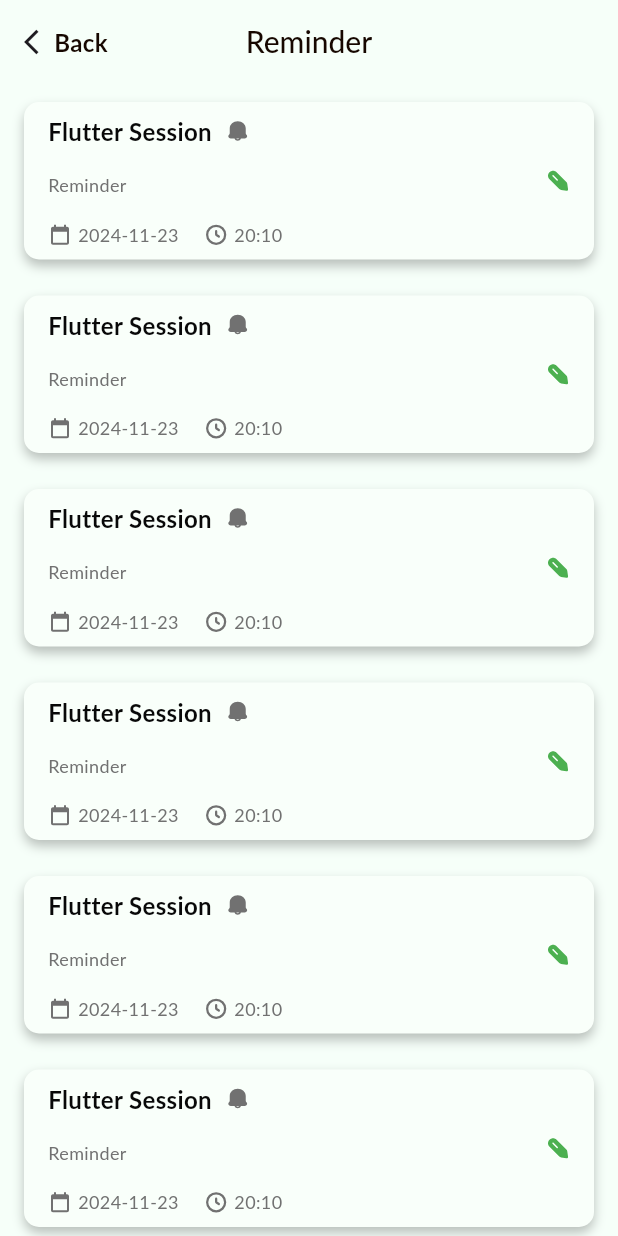
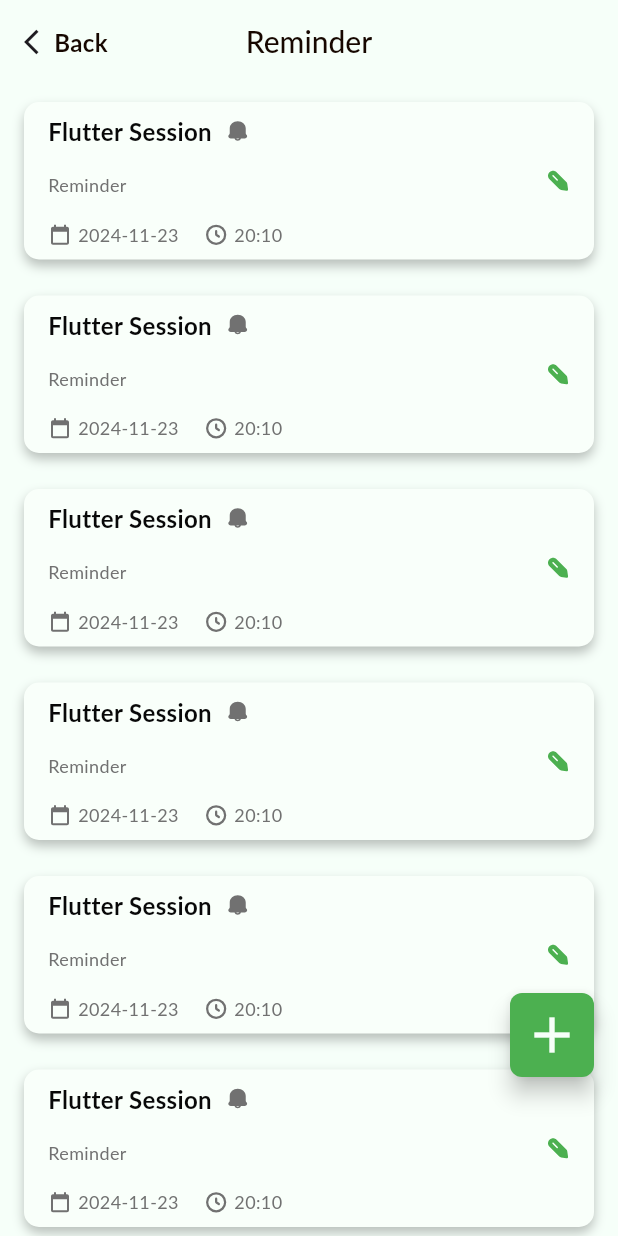
Before and after one commit to AhmedWaela/sanad_app, a Flutter app: the screen it shows after launch, on a phone screen of 412 x 824 dp. Run offline on Flutter 3.47's test engine with Material 3 defaults, Android fonts, the light colour scheme and no system bars; our stand-ins replace flutter_svg, get; Roboto replaces fonts that are missing (Lato).

Commit message:
create floading action button to add task  and wrap task widget with dismisable widget to can delete task

```diff
--- a/lib/features/tasks/presentation/views/reminder_view.dart
+++ b/lib/features/tasks/presentation/views/reminder_view.dart
@@ -1,5 +1,6 @@
 import 'package:flutter/material.dart';
 import 'package:sanad_app/core/widgets/custom_app_bar.dart';
+import 'package:sanad_app/features/tasks/presentation/views/widgets/custom_floadting_action_button.dart';
 import 'package:sanad_app/features/tasks/presentation/views/widgets/reminder_view_body.dart';
 
 class ReminderView extends StatelessWidget {
@@ -8,6 +9,7 @@ class ReminderView extends StatelessWidget {
   @override
   Widget build(BuildContext context) {
     return const Scaffold(
+      floatingActionButton: CustomFloatingActionButton(),
       appBar: CustomAppBar(),
       body: ReminderViewBody(),
     );
--- /dev/null
+++ b/lib/features/tasks/presentation/views/widgets/custom_floadting_action_button.dart
@@ -0,0 +1,24 @@
+import 'package:flutter/material.dart';
+
+class CustomFloatingActionButton extends StatelessWidget {
+  const CustomFloatingActionButton({super.key});
+
+  @override
+  Widget build(BuildContext context) {
+    return Padding(
+      padding: const EdgeInsets.only(bottom: 90),
+      child: FloatingActionButton(
+        shape: RoundedRectangleBorder(
+          borderRadius: BorderRadius.circular(8),
+        ),
+        onPressed: () {},
+        backgroundColor: const Color(0xff4CB050),
+        child: const Icon(
+          Icons.add,
+          size: 40,
+          color: Color(0xffF6FFF9),
+        ),
+      ),
+    );
+  }
+}
--- a/lib/features/tasks/presentation/views/widgets/task_widget.dart
+++ b/lib/features/tasks/presentation/views/widgets/task_widget.dart
@@ -5,10 +5,12 @@ import 'package:sanad_app/core/utils/app_dimensions.dart';
 
 class TaskWidget extends StatelessWidget {
   const TaskWidget({super.key});
-
   @override
   Widget build(BuildContext context) {
-    return Container(
+    return Dismissible(
+      onDismissed: (direction) {},
+      key: const Key('a'),
+      child: Container(
         margin: const EdgeInsets.symmetric(horizontal: 16, vertical: 12),
         padding: const EdgeInsets.symmetric(horizontal: 16, vertical: 8),
         width: AppDimensions.screenWidth,
@@ -106,6 +108,7 @@ class TaskWidget extends StatelessWidget {
             ),
           ],
         ),
+      ),
     );
   }
 }
```
Lines whose indentation alone changed are shown as unchanged.
